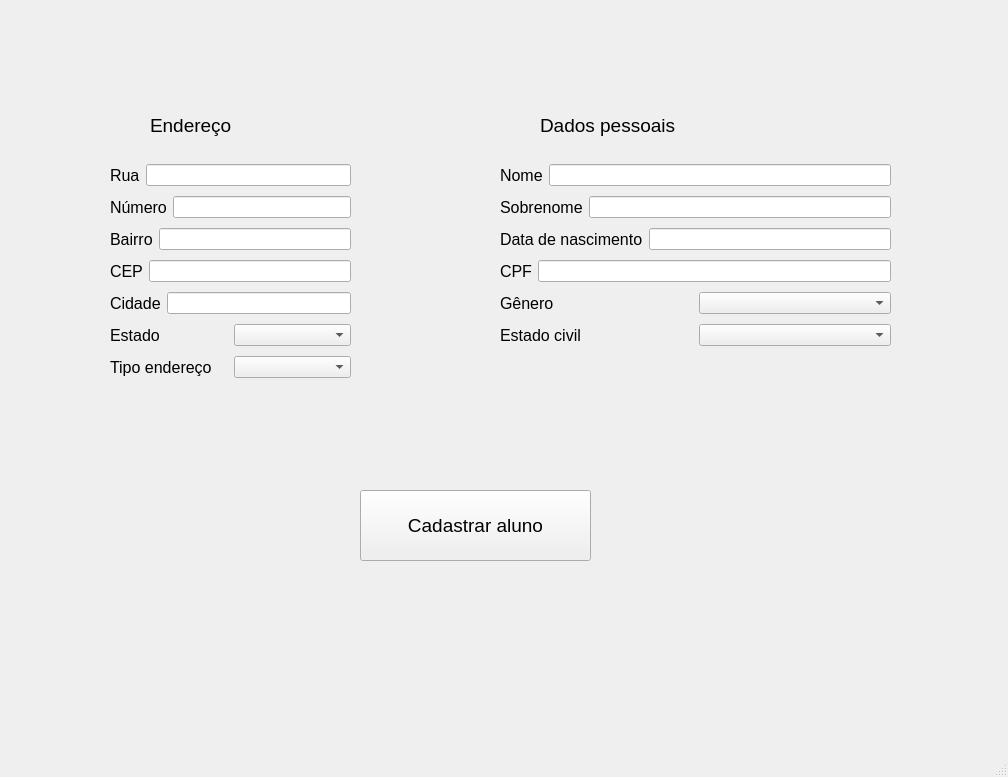
The window that departamento/gui/cadastroaluno.ui (PedroWegner/projeto_final_desktop) describes before a commit, drawn with Qt 5.
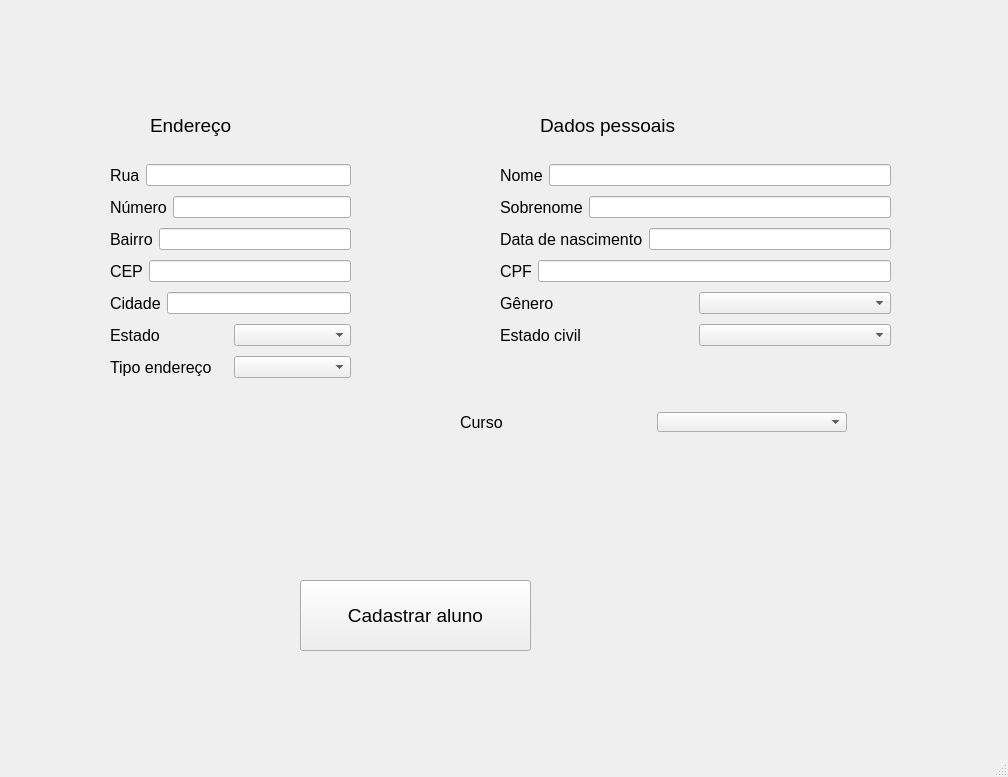
The same window after the commit.

```diff
--- a/departamento/gui/cadastroaluno.ui
+++ b/departamento/gui/cadastroaluno.ui
@@ -53,8 +53,8 @@
    <widget class="QPushButton" name="pushButton">
     <property name="geometry">
      <rect>
-      <x>360</x>
-      <y>490</y>
+      <x>300</x>
+      <y>580</y>
       <width>231</width>
       <height>71</height>
      </rect>
@@ -68,7 +68,7 @@
      <string>Cadastrar aluno</string>
     </property>
    </widget>
-   <widget class="QWidget" name="">
+   <widget class="QWidget" name="layoutWidget">
     <property name="geometry">
      <rect>
       <x>110</x>
@@ -213,7 +213,7 @@
      </item>
     </layout>
    </widget>
-   <widget class="QWidget" name="">
+   <widget class="QWidget" name="layoutWidget">
     <property name="geometry">
      <rect>
       <x>500</x>
@@ -339,6 +339,34 @@
      </item>
     </layout>
    </widget>
+   <widget class="QComboBox" name="curso_input">
+    <property name="geometry">
+     <rect>
+      <x>657</x>
+      <y>412</y>
+      <width>190</width>
+      <height>20</height>
+     </rect>
+    </property>
+   </widget>
+   <widget class="QLabel" name="label_16">
+    <property name="geometry">
+     <rect>
+      <x>460</x>
+      <y>410</y>
+      <width>191</width>
+      <height>25</height>
+     </rect>
+    </property>
+    <property name="font">
+     <font>
+      <pointsize>12</pointsize>
+     </font>
+    </property>
+    <property name="text">
+     <string>Curso</string>
+    </property>
+   </widget>
   </widget>
   <widget class="QStatusBar" name="statusbar"/>
  </widget>
```
